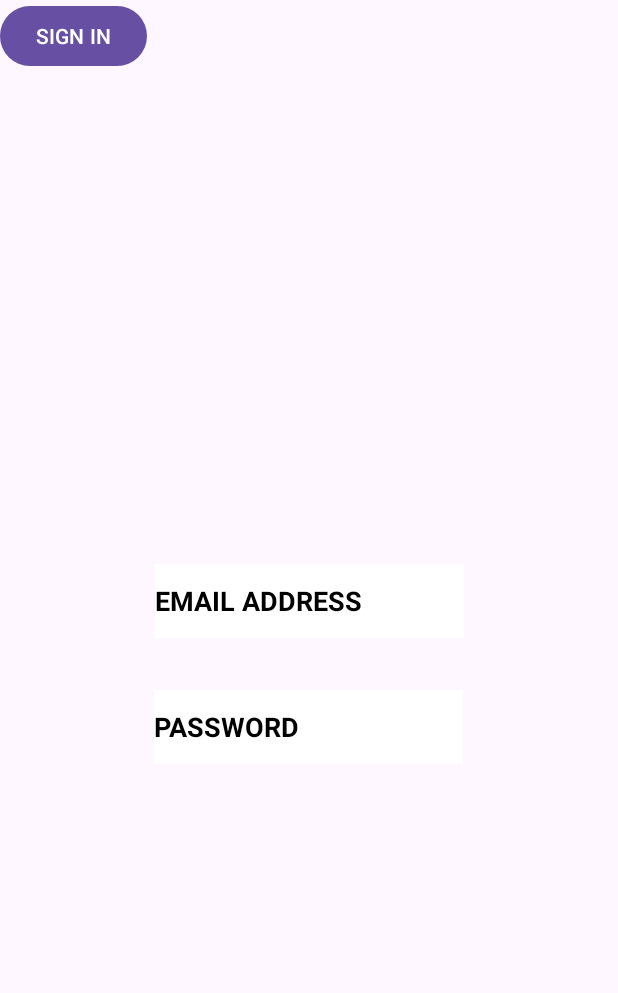
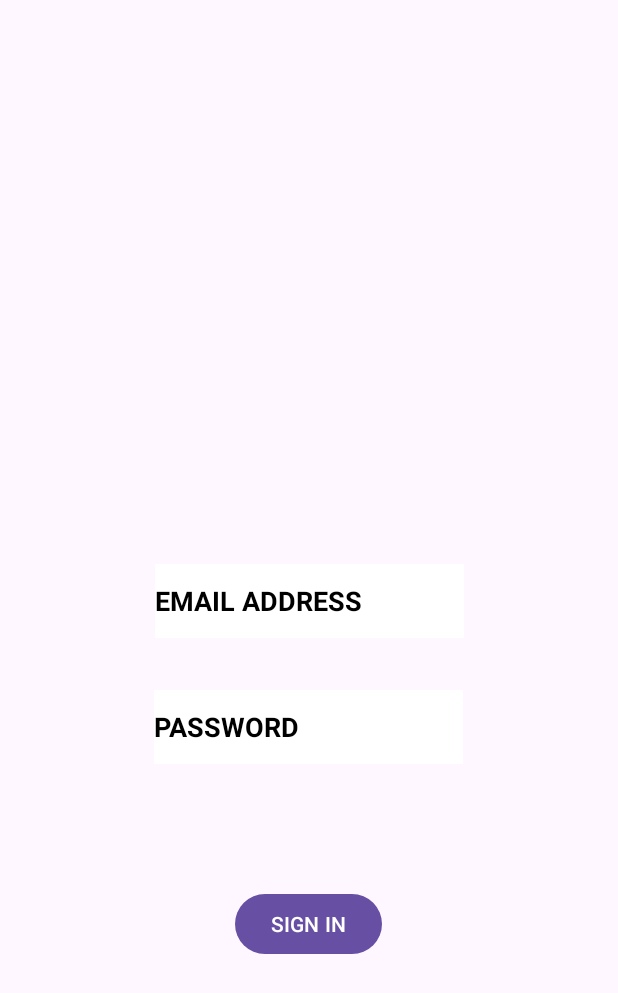
Before and after one commit to ritikbhatt20/Innotech, an Android app: the screen it shows after launch (MainActivity), on a phone screen of 412 x 824 dp. Shown: the top 993 px of the screen. Run offline under Robolectric (Android 15) with nearby library versions, the phone set to English and light mode, and no system bars.

Commit message:
Third commit by Ananya

```diff
--- a/app/src/main/res/layout/activity_main.xml
+++ b/app/src/main/res/layout/activity_main.xml
@@ -54,10 +54,13 @@
         android:layout_width="wrap_content"
         android:layout_height="wrap_content"
         android:text="SIGN IN"
-        tools:layout_editor_absoluteX="148dp"
-        tools:layout_editor_absoluteY="553dp"
+        app:layout_constraintBottom_toBottomOf="parent"
+        app:layout_constraintEnd_toEndOf="parent"
+        app:layout_constraintHorizontal_bias="0.498"
+        app:layout_constraintStart_toStartOf="parent"
+        app:layout_constraintTop_toBottomOf="@+id/textView2"
+        app:layout_constraintVertical_bias="0.31"
         tools:ignore="MissingConstraints" />
 
 
-
 </androidx.constraintlayout.widget.ConstraintLayout>
--- a/build.gradle
+++ b/build.gradle
@@ -1,6 +1,6 @@
 // Top-level build file where you can add configuration options common to all sub-projects/modules.
 plugins {
-    id 'com.android.application' version '7.3.1' apply false
-    id 'com.android.library' version '7.3.1' apply false
+    id 'com.android.application' version '8.0.2' apply false
+    id 'com.android.library' version '8.0.2' apply false
     id 'org.jetbrains.kotlin.android' version '1.8.20' apply false
 }
```
